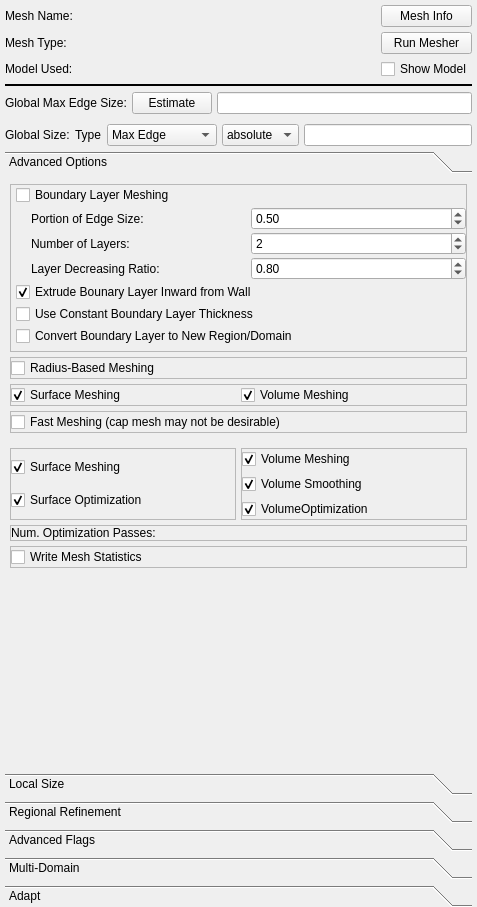
SimVascular/SimVascular, file Code/Source/sv4gui/Plugins/org.sv.gui.qt.meshing/sv4gui_MeshEdit.ui: the form before one commit.
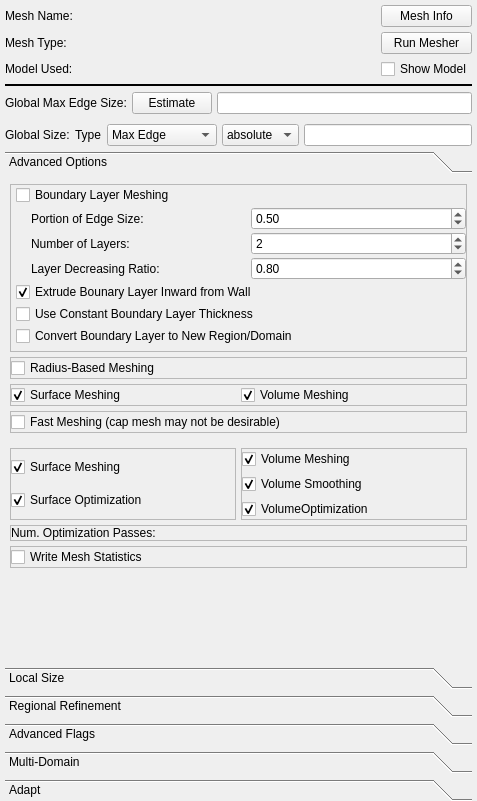
The form after the commit. Custom widgets are drawn as their Qt base class.

```diff
--- a/Code/Source/sv4gui/Plugins/org.sv.gui.qt.meshing/sv4gui_MeshEdit.ui
+++ b/Code/Source/sv4gui/Plugins/org.sv.gui.qt.meshing/sv4gui_MeshEdit.ui
@@ -7,7 +7,7 @@
     <x>0</x>
     <y>0</y>
     <width>477</width>
-    <height>907</height>
+    <height>801</height>
    </rect>
   </property>
   <property name="windowTitle">
@@ -351,7 +351,7 @@
               <x>0</x>
               <y>0</y>
               <width>467</width>
-              <height>547</height>
+              <height>441</height>
              </rect>
             </property>
             <attribute name="label">
```
Left out of the diff: 9 changed lines with no effect on the pictures.
